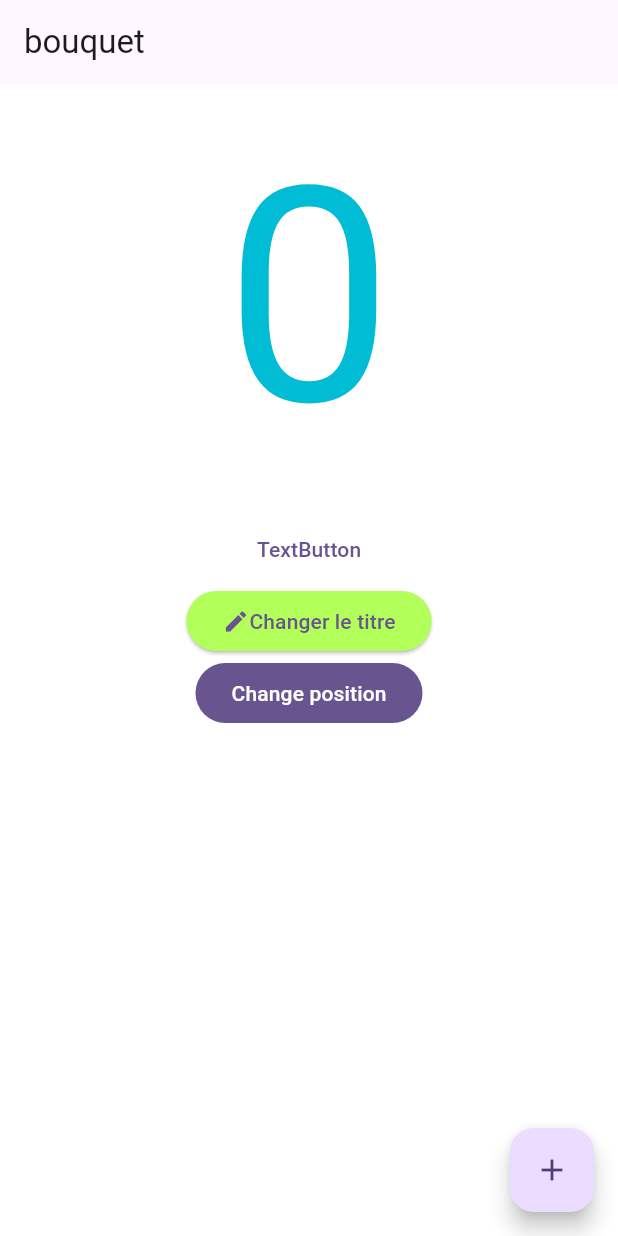
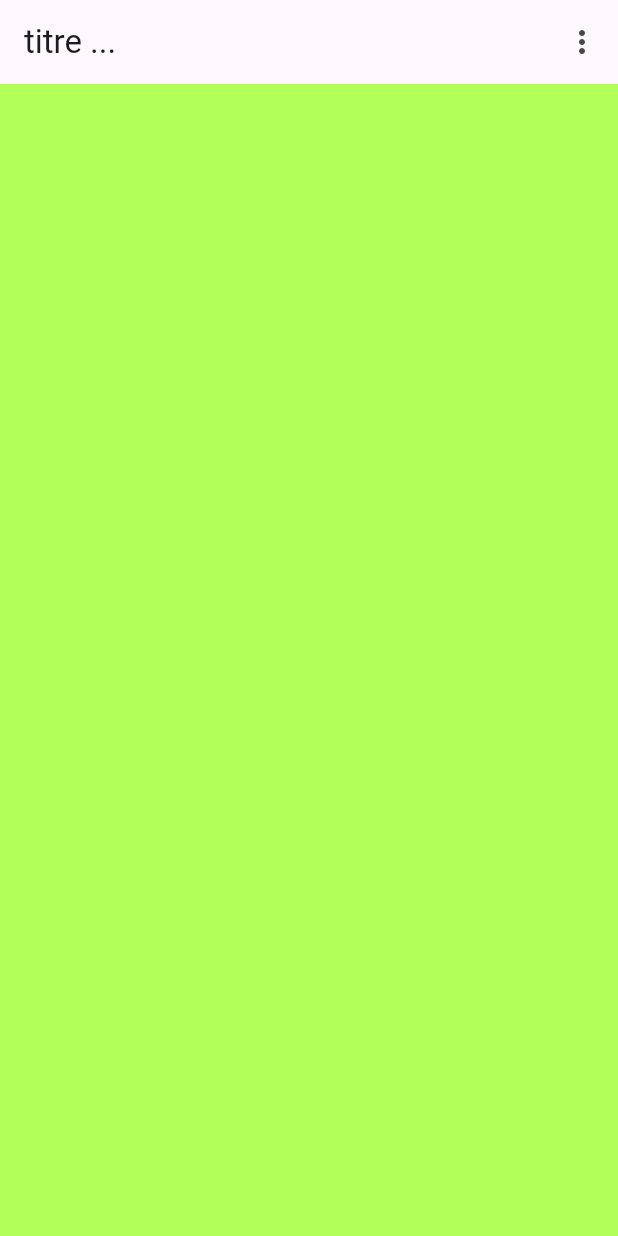
Before and after one commit to FXC-ai/dartProject, a Flutter app: the screen it shows after launch, on a phone screen of 412 x 824 dp. Run offline on Flutter 3.47's test engine with Material 3 defaults, Android fonts, the phone set to English and light mode, and no system bars.

Commit message:
debug point

```diff
--- a/lib/home_page.dart
+++ b/lib/home_page.dart
@@ -13,103 +13,30 @@ class HomePage extends StatefulWidget
   {
     return _HomePageState();
   }
+}
 
-}
 class _HomePageState extends State<HomePage>
 {
-
-  int _counter = 0;
-  Color backgroundColor = Colors.white;
-  List<String> _titles = ["bouquet", "joli", "jeune", "paladin","le" , "donne", "un", "a", "la", "donzelle" ];
-
-  int _titleIndex = 0;
-
-  CrossAxisAlignment _alignement = CrossAxisAlignment.center;
-
-  void _onButtonPressed ()
-  {
-    setState(() {
-      _counter++;
-    });
-
-  }
-
-  void _longPressTextButton ()
-  {
-    setState(() {
-      backgroundColor = (backgroundColor == Colors.white) ? Colors.deepOrangeAccent : Colors.white;
-
-    });
-  }
-
-  void _modifyTitle ()
-  {
-    setState(() {
-      _counter++;
-      _titleIndex = Random().nextInt(_titles.length);
-    });
-  }
-
+  List<String> values = ["poire", "pêche", "cerise", "framboise"];
   @override
   Widget build(BuildContext context) {
     return Scaffold(
       appBar: AppBar(
-        title: Text(_titles[_titleIndex]),
-      ),
-      backgroundColor: backgroundColor,
-      body: Center(
-        child : Center(
-          child : Column(
-            crossAxisAlignment: _alignement,
-            children: [
-              Text(
-                  "$_counter",
-                  style:TextStyle(
-                    fontSize: 200,
-                    color: Colors.cyan,
-                  )
-              ),
-              TextButton(
-                  onPressed: ()
-                  {
-                    _counter = 0;
-                    setState(() {
-                      backgroundColor = (backgroundColor == Colors.white) ? Colors.black54 : Colors.white;
-                    });
-                  },
-                  onLongPress: _longPressTextButton,
-                  child: const Text("TextButton")
-              ),
-              ElevatedButton(
-                  onPressed: _modifyTitle,
-                  style: ElevatedButton.styleFrom(backgroundColor: Colors.lightGreenAccent),
-                  child: const Row(
-                    mainAxisSize: MainAxisSize.min,
+        title: Text(widget.title),
+        actions: [
+          PopupMenuButton<String>(
+              itemBuilder: (context) {
 
-                    children : [
-                      Icon(Icons.edit),
-                      Text("Changer le titre")
-                    ],
-                  ),
-              ),
-              FilledButton(
-                  onPressed: (){
-                    setState(() {
-                      _alignement = CrossAxisAlignment.start;
-                    });
-                  },
-                  child: const Text("Change position"))
-            ],
+                return [];
+
+              }
           )
-        )
-
-
-      ),
-      floatingActionButton: FloatingActionButton(
-          onPressed: _onButtonPressed,
-          child: const Icon(Icons.add),
+        ],
       ),
 
+      backgroundColor: Colors.lightGreenAccent,
+
+      body: Center()
     );
   }
 
```
